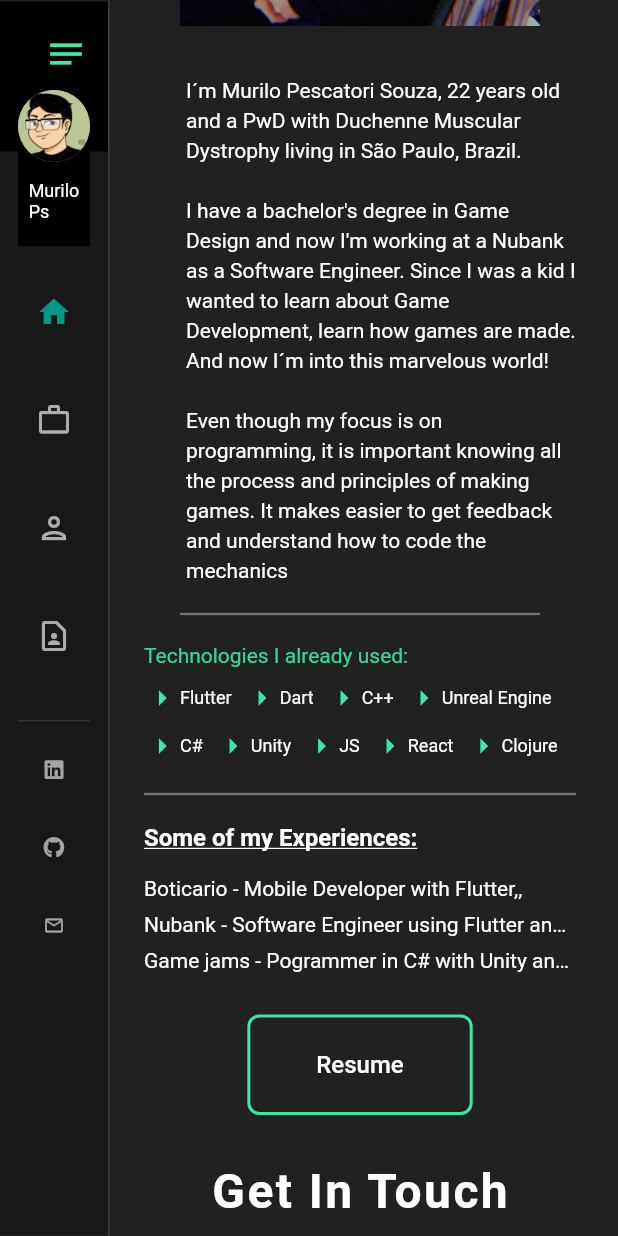
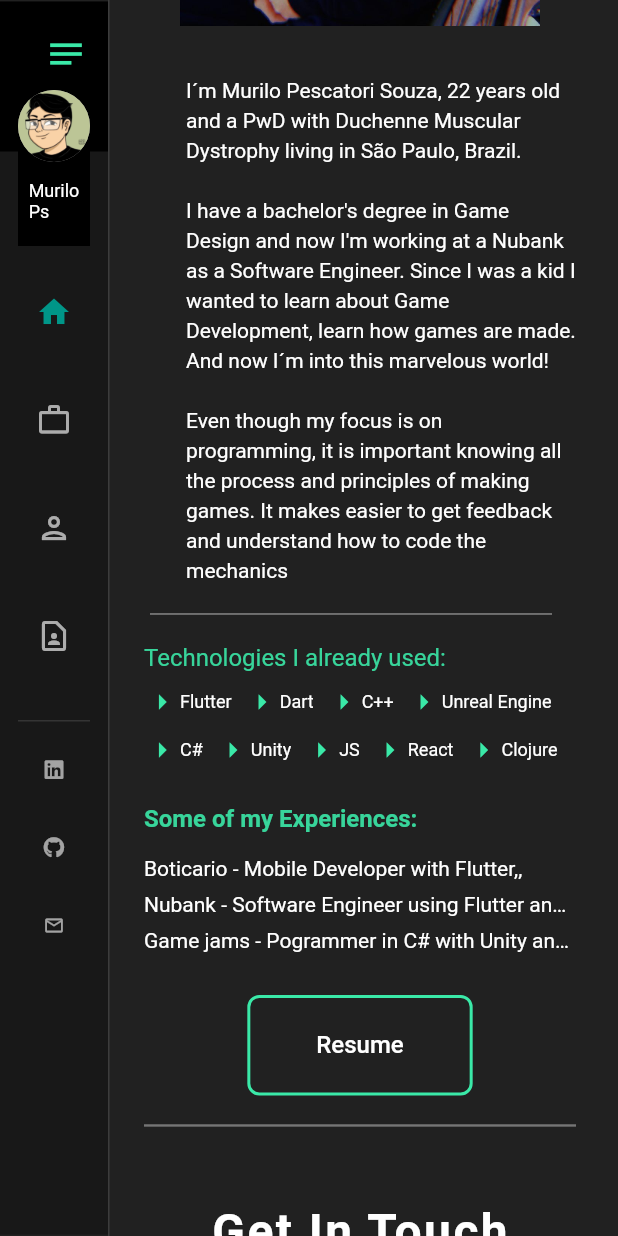
Before and after one commit to murilinhoPs/murilinho-portfolio, a Flutter app: the screen it shows after launch, scrolled down 2304 dp, on a phone screen of 412 x 824 dp. Run offline on Flutter 3.47's test engine with Material 2 defaults, Android fonts, the phone set to English and light mode, and no system bars; drawn by our look-alikes of scrollable_positioned_list; our stand-ins replace flutter_markdown, responsive_builder.

Commit message:
Fix expanded column bug that was not showing on web and Adjust about layout

```diff
--- a/lib/pages/main_page/sections/about/about_section_mobile.dart
+++ b/lib/pages/main_page/sections/about/about_section_mobile.dart
@@ -28,13 +28,7 @@ class AboutSectionMobile extends StatelessWidget {
           height: 32,
         ),
         _buildDescription(),
-        Padding(
-          padding: const EdgeInsets.symmetric(vertical: 12.0),
-          child: Divider(
-            color: Colors.grey[600],
-            thickness: 1.6,
-          ),
-        ),
+        SizedBox(height: 24.0),
         _buildExperiences(),
         SizedBox(height: 24.0),
         MaterialButton(
@@ -56,6 +50,13 @@ class AboutSectionMobile extends StatelessWidget {
             style: TextStyle(
               fontSize: 16,
             ),
+          ),
+        ),
+        Padding(
+          padding: const EdgeInsets.symmetric(vertical: 12.0),
+          child: Divider(
+            color: Colors.grey[600],
+            thickness: 1.6,
           ),
         ),
       ],
@@ -102,9 +103,9 @@ class AboutSectionMobile extends StatelessWidget {
           padding: const EdgeInsets.symmetric(vertical: 12.0),
           child: Divider(
             color: Colors.grey[600],
-            thickness: 1.6,
-            indent: 24,
-            endIndent: 24,
+            thickness: 1.2,
+            indent: 4,
+            endIndent: 16,
           ),
         ),
         Column(
@@ -113,6 +114,7 @@ class AboutSectionMobile extends StatelessWidget {
             Text(
               Strings.techsIWorked,
               style: TextStyle(
+                fontSize: 16,
                 color: primaryColor.withOpacity(0.9),
               ),
             ),
@@ -156,15 +158,13 @@ class AboutSectionMobile extends StatelessWidget {
           Strings.aboutMeExperience,
           style: TextStyle(
             fontSize: 16,
-            decoration: TextDecoration.underline,
             fontWeight: FontWeight.w600,
+            color: primaryColor.withOpacity(0.9),
           ),
         ),
-        Expanded(
-          child: Column(
-            crossAxisAlignment: CrossAxisAlignment.start,
-            children: experiences,
-          ),
+        Column(
+          crossAxisAlignment: CrossAxisAlignment.start,
+          children: experiences,
         ),
       ],
     );
```
Also changed, not shown: lib/pages/main_page/sections/about/about_section_desktop.dart (+12 -11 lines).
